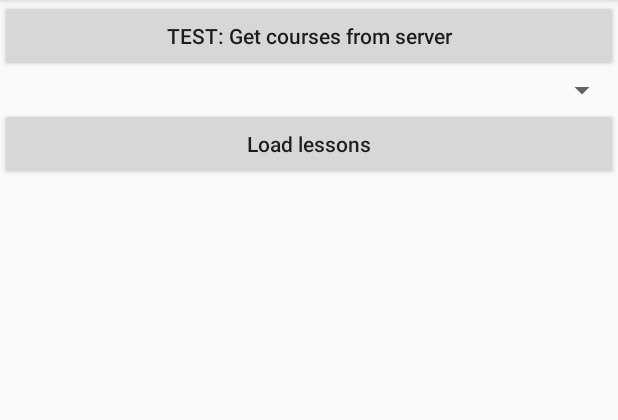
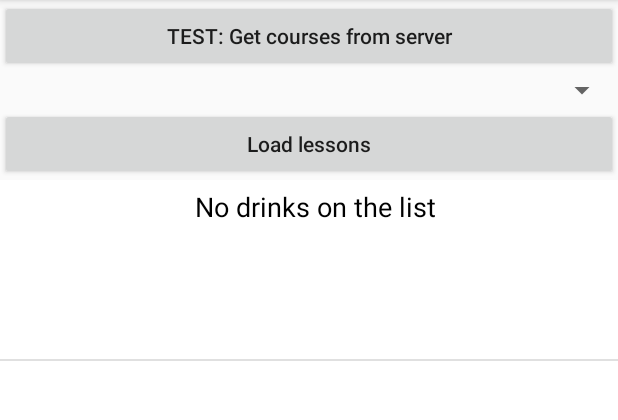
Before and after one commit to janstarc/AttendanceApp, an Android app: the attendanceCheck screen opened directly, with no data from a screen before it, after a tap on "Load lessons", on a phone screen of 412 x 824 dp, the part 84-504 px from its top. Run offline under Robolectric (Android 15) with nearby library versions, the phone set to English and light mode, and no system bars; our stand-ins replace Volley; network calls fail.

Commit message:
ListView added

```diff
--- /dev/null
+++ b/app/src/main/java/com/jan/dbtest/ListAdapter.java
@@ -0,0 +1,45 @@
+package com.jan.dbtest;
+
+import android.content.Context;
+import android.view.LayoutInflater;
+import android.view.View;
+import android.view.ViewGroup;
+import android.widget.ArrayAdapter;
+import android.widget.ImageView;
+import android.widget.TextView;
+
+import java.util.List;
+
+public class ListAdapter extends ArrayAdapter<ListItem> {
+
+    public ListAdapter (Context context, List<ListItem> objects){
+        super(context, R.layout.listitemdesign, objects);
+    }
+
+    @Override
+    public View getView(int position, View convertView, ViewGroup parent){
+
+        View v = convertView;
+
+        if(v == null) {
+            LayoutInflater inflater = (LayoutInflater) getContext().getSystemService(Context.LAYOUT_INFLATER_SERVICE);
+            v = inflater.inflate(R.layout.listitemdesign, null);
+        }
+
+        TextView title = (TextView) v.findViewById(R.id.title);
+        TextView description = (TextView) v.findViewById(R.id.description);
+        ImageView image = (ImageView) v.findViewById(R.id.image);
+
+        ListItem item = getItem(position);
+
+        title.setText(item.getTitle());
+        description.setText(item.getDescription());
+        image.setImageResource(item.getImageId());
+
+        return v;
+    }
+
+
+
+
+}
--- /dev/null
+++ b/app/src/main/java/com/jan/dbtest/ListItem.java
@@ -0,0 +1,46 @@
+package com.jan.dbtest;
+
+
+
+// Object class for the object of the list
+public class ListItem {
+
+    private String title;
+    private int imageId;
+    private String description;
+
+    public ListItem(){              // Constructor for the object without parameters
+
+    }
+
+    public ListItem(String title, int imageId, String description){
+        this.title = title;
+        this.imageId = imageId;
+        this.description = description;
+    }
+
+    public String getTitle(){           // Getter for the title string
+        return this.title;
+    }
+
+    public void setTitle(String newTitle){
+        this.title = newTitle;
+    }
+
+    public int getImageId(){
+        return this.imageId;
+    }
+
+    public void setImageId(int imageId){
+        this.imageId = imageId;
+    }
+
+    public String getDescription(){
+        return this.description;
+    }
+
+    public void setDescription(String newDescription){
+        this.description = newDescription;
+    }
+
+}
--- a/app/src/main/java/com/jan/dbtest/attendanceCheck.java
+++ b/app/src/main/java/com/jan/dbtest/attendanceCheck.java
@@ -10,6 +10,7 @@ import android.util.Log;
 import android.view.View;
 import android.widget.ArrayAdapter;
 import android.widget.Button;
+import android.widget.ListView;
 import android.widget.Spinner;
 import android.widget.TextView;
 import android.widget.Toast;
@@ -26,6 +27,7 @@ import org.json.JSONException;
 import org.json.JSONObject;
 
 import java.io.Serializable;
+import java.text.ParseException;
 import java.util.ArrayList;
 import java.util.HashMap;
 import java.util.Map;
@@ -42,6 +44,11 @@ public class attendanceCheck extends AppCompatActivity implements Serializable {
     private JSONArray result;
     private Spinner coursesSpinner;
     private Button loadLessons;
+
+
+    private ListView myList;
+    private ListAdapter adapter;
+    ArrayList<ListItem> items = new ArrayList<>();
 
     private ArrayList<String> courseIdList = new ArrayList<>();
     private ArrayList<String> courseNameList = new ArrayList<>();
@@ -64,11 +71,20 @@ public class attendanceCheck extends AppCompatActivity implements Serializable {
 
         getDataFromServer = (Button) findViewById(R.id.button2);
         scrollViewText = (TextView) findViewById(R.id.scrollViewText);
+        myList = (ListView) findViewById(R.id.listView);
 
         getDataFromServer.setOnClickListener(new View.OnClickListener() {
             @Override
             public void onClick(View v) {
-                getAllCourses();
+                //getAllCourses();
+                String selectedCourseName = coursesSpinner.getSelectedItem().toString();
+                int selectedCourseIndex = courseNameList.indexOf(selectedCourseName);
+                Log.d("index", "Index of course: " + selectedCourseIndex);
+                String selectedCourseId = courseIdList.get(selectedCourseIndex);
+                Log.d("index", "Selected Course ID: " + selectedCourseId);
+                getAllLessons(selectedCourseId);
+
+                getAttendedLessons(selectedCourseId, prefs.getString("user_id", null));
 
             }
         });
@@ -78,14 +94,12 @@ public class attendanceCheck extends AppCompatActivity implements Serializable {
         loadLessons.setOnClickListener(new View.OnClickListener() {
             @Override
             public void onClick(View v) {
-                String selectedCourseName = coursesSpinner.getSelectedItem().toString();
-                int selectedCourseIndex = courseNameList.indexOf(selectedCourseName);
-                Log.d("index", "Index of course: " + selectedCourseIndex);
-                String selectedCourseId = courseIdList.get(selectedCourseIndex);
-                Log.d("index", "Selected Course ID: " + selectedCourseId);
-                getAllLessons(selectedCourseId);
 
-                getAttendedLessons(selectedCourseId, prefs.getString("user_id", null));
+                try {
+                    updateListView();
+                } catch (ParseException e) {
+                    e.printStackTrace();
+                }
 
             }
         });
@@ -117,7 +131,58 @@ public class attendanceCheck extends AppCompatActivity implements Serializable {
         Log.d("queryResult", "-----------END-----------");
     }
 
+    /**
+     * 1.) Reads from DB --> Updates ArrayLists
+     * 2.) Adds items from all ArrayLists to ArrayList<ListItem> items --> The one that is passed to the adapter
+     * 3.) Updates values - Drinks sum and units sum
+     * 4.) Updates ListView
+     */
+    public void updateListView() throws ParseException {
 
+        items = new ArrayList<>();
+        Log.d("lID", "LessonId size: " + allLessonsId.size());
+
+        // Copies data from other ArrayLists to the items ArrayList --> Passed to adapter
+        if(allLessonsId.size() > 0){
+            for(int i = 0; i < allLessonsId.size(); i++){
+                addListItem(i);
+            }
+
+        } else {
+            items.add(new ListItem("No drinks on the list", 0, ""));
+        }
+
+
+
+        // Pass values to adapter
+        adapter = new ListAdapter(this, items);
+        myList.setAdapter(adapter);
+    }
+
+    public void addListItem(int i) throws ParseException {
+
+
+        String pictureName = null;
+        if(attendLessonsId.contains(allLessonsId.get(i))){
+            pictureName = "ok_img";
+        } else {
+            pictureName = "error_img";
+        }
+
+        int resourceId = this.getResources().getIdentifier(pictureName, "drawable", this.getPackageName());
+        //Log.d("resources", "Resource name: " + pictureName + " | ResourceId: " + resourceId);
+
+
+        // New ListItem creation and putting it to items list
+        ListItem item = new ListItem(i + ". " + allLessonsTitle.get(i), resourceId, "Desc: " + allLessonsDescription.get(i));
+        items.add(item);
+    }
+
+
+
+    /**
+     *  QUERY part START
+     */
     private void getAttendedLessons(final String courseId, final String userId){
 
         attendLessonsId = new ArrayList<>();
@@ -460,4 +525,8 @@ public class attendanceCheck extends AppCompatActivity implements Serializable {
         printResults("CourseName", courseNameList);
     }
 
+    /**
+     *  QUERY part END
+     */
+
 }
--- a/app/src/main/res/layout/attendance_check.xml
+++ b/app/src/main/res/layout/attendance_check.xml
@@ -53,4 +53,14 @@
         android:text="@string/load_lessons"
         android:textAllCaps="false"/>
 
+    <ListView
+        android:id="@+id/listView"
+        android:layout_width="match_parent"
+        android:layout_height="match_parent"
+        android:layout_alignParentLeft="true"
+        android:layout_alignParentStart="true"
+        android:layout_below="@+id/loadLessonsButton"
+        android:background="#FFFFFF"/>
+
+
 </RelativeLayout>
--- /dev/null
+++ b/app/src/main/res/layout/listitemdesign.xml
@@ -0,0 +1,41 @@
+<?xml version="1.0" encoding="utf-8"?>
+<LinearLayout xmlns:android="http://schemas.android.com/apk/res/android"
+    android:orientation="horizontal" android:layout_width="match_parent"
+    android:layout_height="match_parent"
+    android:longClickable="true">
+
+    <ImageView
+        android:layout_width="179px"
+        android:layout_height="179px"
+        android:id="@+id/image"
+        android:background="#FFFFFF"/>
+
+    <LinearLayout
+        android:layout_width="match_parent"
+        android:layout_height="wrap_content"
+        android:gravity="center_vertical"
+        android:orientation="vertical" >
+
+        <TextView
+            android:id="@+id/title"
+            android:layout_width="match_parent"
+            android:layout_height="wrap_content"
+            android:padding="5dp"
+            android:textSize="18sp"
+            android:textColor="#000000"
+            android:background="#FFFFFF"
+            android:layout_marginLeft="5dp"
+            android:layout_marginStart="5dp"/>
+
+        <TextView
+            android:layout_width="match_parent"
+            android:layout_height="66px"
+            android:id="@+id/description"
+            android:textSize="12sp"
+            android:background="#FFFFFF"
+            android:textColor="#000000"
+            android:layout_marginLeft="10dp"
+            android:layout_marginStart="10dp"/>
+
+    </LinearLayout>
+</LinearLayout>
```
